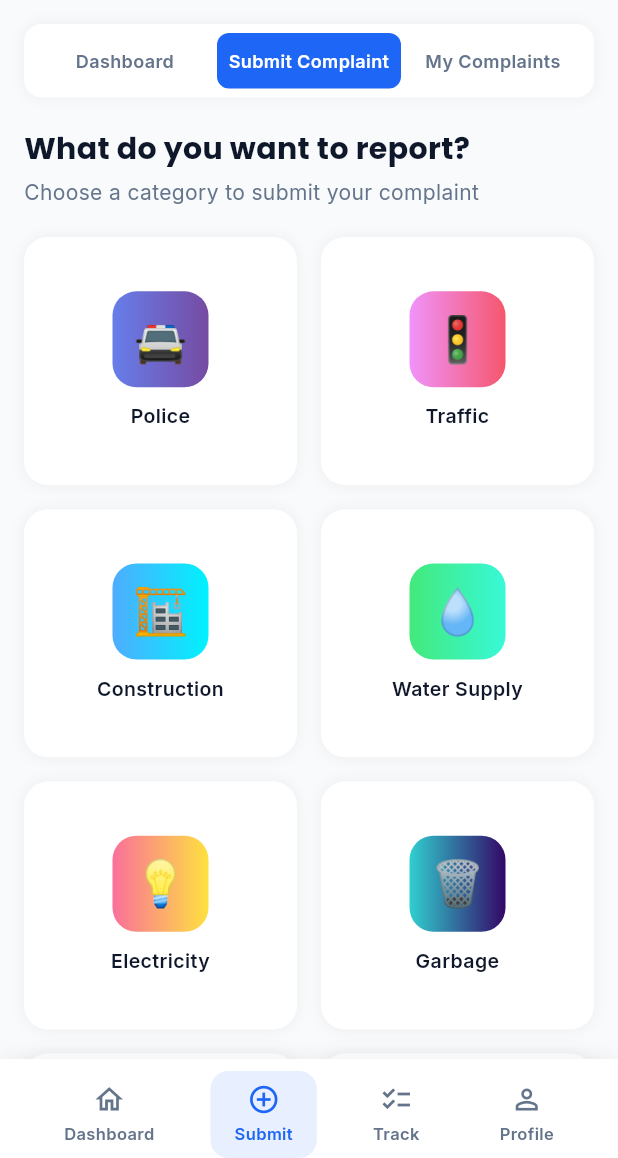
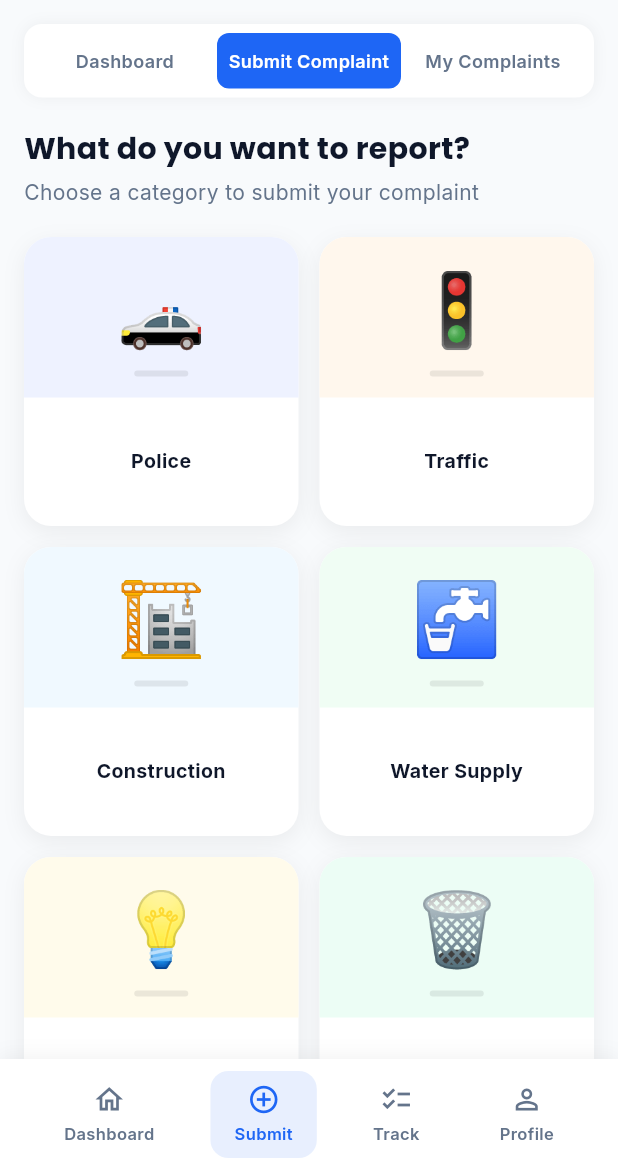
Before and after one commit to kartkbhalodiya/Smart-CITY, a Flutter app: the DashboardScreen screen opened by its route, item 2 of the bottom bar chosen, on a phone screen of 412 x 824 dp, the part 78-1236 px from its top. Run offline on Flutter 3.47's test engine with Material 3 defaults, Android fonts, the phone set to English and light mode, and no system bars; our stand-ins replace flutter_map, geolocator, google_fonts, image_picker, latlong2, permission_handler and 1 more; accounts and stored records are empty; network calls fail.

Commit message:
feat: unified category card design - pastel top, white bottom, drop shadow

```diff
--- a/smartcity_application/lib/screens/dashboard/dashboard_screen.dart
+++ b/smartcity_application/lib/screens/dashboard/dashboard_screen.dart
@@ -235,20 +235,18 @@ class _DashboardScreenState extends State<DashboardScreen> {
 
   Widget _submitTab() {
     final categories = [
-      {'icon': '🚔', 'name': 'Police', 'key': 'police'}, {'icon': '🚦', 'name': 'Traffic', 'key': 'traffic'},
-      {'icon': '🏗️', 'name': 'Construction', 'key': 'construction'}, {'icon': '💧', 'name': 'Water Supply', 'key': 'water'},
-      {'icon': '💡', 'name': 'Electricity', 'key': 'electricity'}, {'icon': '🗑️', 'name': 'Garbage', 'key': 'garbage'},
-      {'icon': '🚧', 'name': 'Road/Pothole', 'key': 'road'}, {'icon': '🌊', 'name': 'Drainage', 'key': 'drainage'},
-      {'icon': '⚠️', 'name': 'Illegal Activity', 'key': 'illegal'}, {'icon': '🚌', 'name': 'Transportation', 'key': 'transportation'},
-      {'icon': '🛡️', 'name': 'Cyber Crime', 'key': 'cyber'}, {'icon': '📋', 'name': 'Other', 'key': 'other'},
-    ];
-    final gradients = [
-      [const Color(0xFF667eea), const Color(0xFF764ba2)], [const Color(0xFFf093fb), const Color(0xFFf5576c)],
-      [const Color(0xFF4facfe), const Color(0xFF00f2fe)], [const Color(0xFF43e97b), const Color(0xFF38f9d7)],
-      [const Color(0xFFfa709a), const Color(0xFFfee140)], [const Color(0xFF30cfd0), const Color(0xFF330867)],
-      [const Color(0xFFa8edea), const Color(0xFFfed6e3)], [const Color(0xFFfbc2eb), const Color(0xFFa6c1ee)],
-      [const Color(0xFFfdcbf1), const Color(0xFFe6dee9)], [const Color(0xFFa1c4fd), const Color(0xFFc2e9fb)],
-      [const Color(0xFFd299c2), const Color(0xFFfef9d7)], [const Color(0xFF89f7fe), const Color(0xFF66a6ff)],
+      {'emoji': '🚓', 'name': 'Police',          'key': 'police',         'bg': const Color(0xFFEEF2FF)},
+      {'emoji': '🚦', 'name': 'Traffic',         'key': 'traffic',        'bg': const Color(0xFFFFF7ED)},
+      {'emoji': '🏗️', 'name': 'Construction',    'key': 'construction',   'bg': const Color(0xFFF0F9FF)},
+      {'emoji': '🚰', 'name': 'Water Supply',    'key': 'water',          'bg': const Color(0xFFF0FDF4)},
+      {'emoji': '💡', 'name': 'Electricity',     'key': 'electricity',    'bg': const Color(0xFFFFFBEB)},
+      {'emoji': '🗑️', 'name': 'Garbage',         'key': 'garbage',        'bg': const Color(0xFFECFDF5)},
+      {'emoji': '🛣️', 'name': 'Road / Pothole',  'key': 'road',           'bg': const Color(0xFFFAF5FF)},
+      {'emoji': '🌊', 'name': 'Drainage',        'key': 'drainage',       'bg': const Color(0xFFEFF6FF)},
+      {'emoji': '⚠️', 'name': 'Illegal Activity','key': 'illegal',        'bg': const Color(0xFFFFF1F2)},
+      {'emoji': '🚌', 'name': 'Transportation',  'key': 'transportation', 'bg': const Color(0xFFF0F9FF)},
+      {'emoji': '🛡️', 'name': 'Cyber Crime',     'key': 'cyber',          'bg': const Color(0xFFF5F3FF)},
+      {'emoji': '📋', 'name': 'Other',           'key': 'other',          'bg': const Color(0xFFF8FAFC)},
     ];
     return Column(crossAxisAlignment: CrossAxisAlignment.start, children: [
       Text('What do you want to report?', style: GoogleFonts.poppins(fontSize: 20, fontWeight: FontWeight.w700, color: const Color(0xFF0f172a))),
@@ -257,24 +255,63 @@ class _DashboardScreenState extends State<DashboardScreen> {
       const SizedBox(height: 20),
       GridView.count(
         crossAxisCount: 2, shrinkWrap: true, physics: const NeverScrollableScrollPhysics(),
-        crossAxisSpacing: 16, mainAxisSpacing: 16, childAspectRatio: 1.1,
-        children: List.generate(categories.length, (i) => GestureDetector(
-          onTap: () => Navigator.pushNamed(context, AppRoutes.submitComplaint, arguments: {'categoryKey': categories[i]['key'], 'categoryName': categories[i]['name']}),
-          child: Container(
-            decoration: BoxDecoration(color: Colors.white, borderRadius: BorderRadius.circular(16), border: Border.all(color: Colors.transparent, width: 2), boxShadow: [BoxShadow(color: Colors.black.withOpacity(0.05), blurRadius: 8)]),
-            child: Column(mainAxisAlignment: MainAxisAlignment.center, children: [
-              Container(
-                width: 64, height: 64,
-                decoration: BoxDecoration(gradient: LinearGradient(colors: gradients[i]), borderRadius: BorderRadius.circular(16)),
-                child: Center(child: Text(categories[i]['icon']!, style: const TextStyle(fontSize: 30))),
-              ),
-              const SizedBox(height: 10),
-              Text(categories[i]['name']!, textAlign: TextAlign.center, style: GoogleFonts.inter(fontSize: 13, fontWeight: FontWeight.w600, color: const Color(0xFF0f172a))),
-            ]),
-          ),
-        )),
+        crossAxisSpacing: 14, mainAxisSpacing: 14, childAspectRatio: 0.95,
+        children: categories.map((c) => _categoryCard(c)).toList(),
       ),
     ]);
+  }
+
+  Widget _categoryCard(Map<String, Object> c) {
+    final bg = c['bg'] as Color;
+    return GestureDetector(
+      onTap: () => Navigator.pushNamed(context, AppRoutes.submitComplaint,
+          arguments: {'categoryKey': c['key'], 'categoryName': c['name']}),
+      child: Container(
+        decoration: BoxDecoration(
+          color: Colors.white,
+          borderRadius: BorderRadius.circular(18),
+          boxShadow: [BoxShadow(color: Colors.black.withOpacity(0.06), blurRadius: 12, offset: const Offset(0, 4))],
+        ),
+        child: Column(children: [
+          Expanded(
+            flex: 5,
+            child: Container(
+              width: double.infinity,
+              decoration: BoxDecoration(
+                color: bg,
+                borderRadius: const BorderRadius.vertical(top: Radius.circular(18)),
+              ),
+              child: Column(mainAxisAlignment: MainAxisAlignment.center, children: [
+                Text(c['emoji'] as String, style: const TextStyle(fontSize: 48)),
+                const SizedBox(height: 6),
+                Container(
+                  width: 36, height: 4,
+                  decoration: BoxDecoration(
+                    color: Colors.black.withOpacity(0.08),
+                    borderRadius: BorderRadius.circular(4),
+                  ),
+                ),
+              ]),
+            ),
+          ),
+          Expanded(
+            flex: 4,
+            child: Padding(
+              padding: const EdgeInsets.symmetric(horizontal: 10, vertical: 10),
+              child: Center(
+                child: Text(c['name'] as String,
+                    textAlign: TextAlign.center,
+                    maxLines: 2,
+                    overflow: TextOverflow.ellipsis,
+                    style: GoogleFonts.inter(
+                        fontSize: 13, fontWeight: FontWeight.w700,
+                        color: const Color(0xFF0f172a))),
+              ),
+            ),
+          ),
+        ]),
+      ),
+    );
   }
 
   Widget _myComplaintsTab() {
```
Also changed, not shown: smartcity_application/lib/screens/complaints/category_selection_screen.dart (+108 -91 lines), smartcity_application/lib/screens/dashboard/guest_dashboard_screen.dart (+59 -34 lines).
